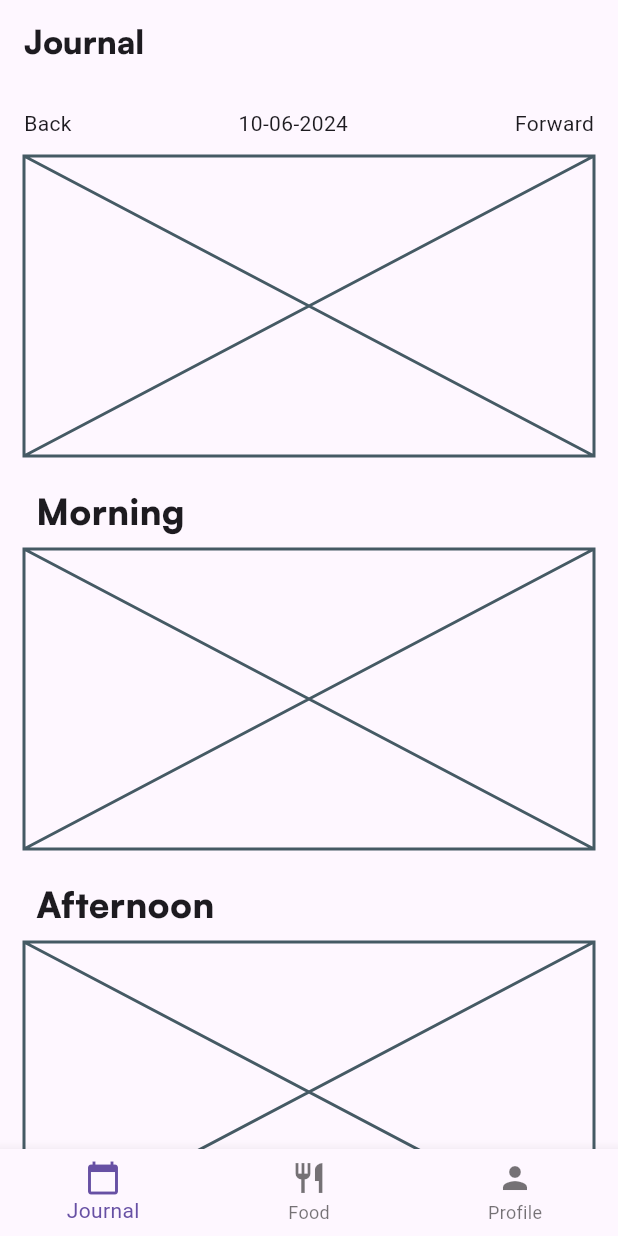
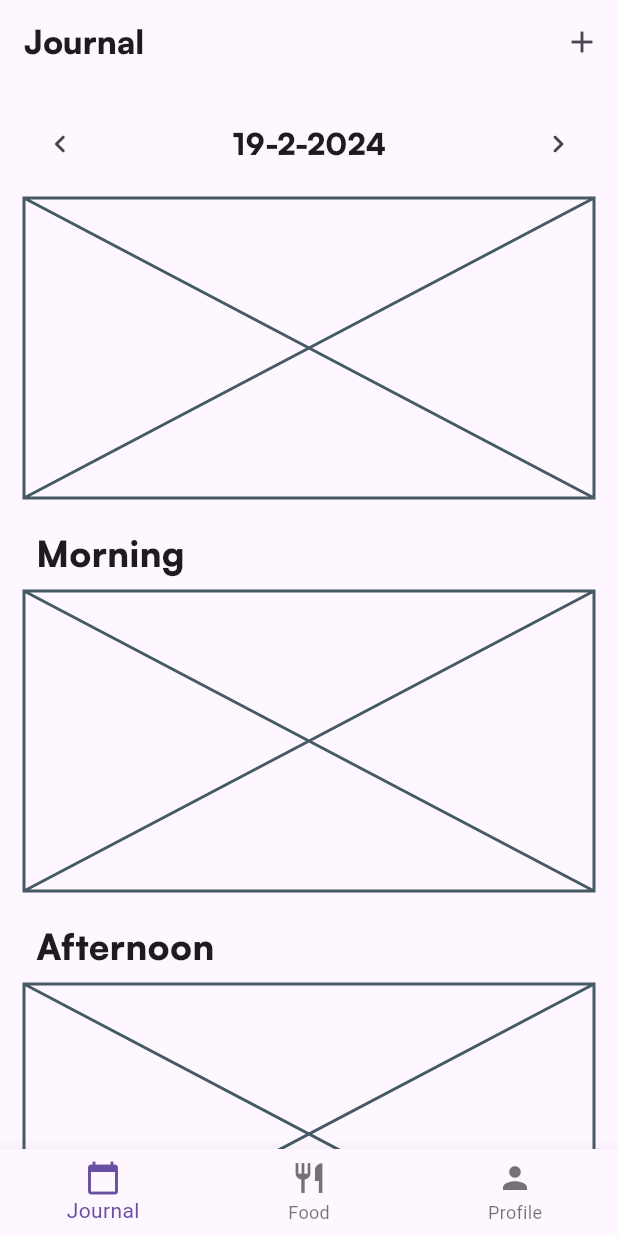
Before and after one commit to JAYSH89/Journal-Flutter, a Flutter app: the screen it shows after launch, on a phone screen of 412 x 824 dp. Run offline on Flutter 3.47's test engine with Material 3 defaults, Android fonts, the phone set to English and light mode, and no system bars; our stand-ins replace equatable, flutter_bloc, fpdart, freezed_annotation, get_it, go_router and 3 more; accounts and stored records are empty; generated files the repository leaves out were written again.

Commit message:
add journal entry navigation

```diff
--- a/lib/app/widgets/buttons/journal_icon_button.dart
+++ b/lib/app/widgets/buttons/journal_icon_button.dart
@@ -2,17 +2,17 @@ import 'dart:io' show Platform;
 import 'package:flutter/cupertino.dart';
 import 'package:flutter/material.dart';
 
-enum IconButtonType { close, add }
+enum IconButtonType { close, add, previous, forward }
 
 class JournalIconButton extends StatelessWidget {
   const JournalIconButton({
     super.key,
     required this.buttonType,
-    required this.onPressed,
+    this.onPressed,
   });
 
   final IconButtonType buttonType;
-  final Function() onPressed;
+  final VoidCallback? onPressed;
 
   @override
   Widget build(BuildContext context) {
@@ -24,6 +24,10 @@ class JournalIconButton extends StatelessWidget {
     switch (buttonType) {
       case IconButtonType.add:
         return _JournalCupertinoAddButton(onPressed: onPressed);
+      case IconButtonType.forward:
+        return _JournalCupertinoForwardButton(onPressed: onPressed);
+      case IconButtonType.previous:
+        return _JournalCupertinoPreviousButton(onPressed: onPressed);
       default:
         return _JournalCupertinoCloseButton(onPressed: onPressed);
     }
@@ -33,6 +37,10 @@ class JournalIconButton extends StatelessWidget {
     switch (buttonType) {
       case IconButtonType.add:
         return _JournalMaterialAddButton(onPressed: onPressed);
+      case IconButtonType.forward:
+        return _JournalMaterialForwardButton(onPressed: onPressed);
+      case IconButtonType.previous:
+        return _JournalMaterialPreviousButton(onPressed: onPressed);
       default:
         return _JournalMaterialCloseButton(onPressed: onPressed);
     }
@@ -75,16 +83,17 @@ class _JournalMaterialAddButton extends IconButton {
 
 // Next button [->]
 
-class _JournalCupertinoNextButton extends CupertinoButton {
-  const _JournalCupertinoNextButton({required super.onPressed})
-      : super(
+class _JournalCupertinoForwardButton extends CupertinoButton {
+  const _JournalCupertinoForwardButton({
+    required super.onPressed,
+  }) : super(
           padding: EdgeInsets.zero,
           child: const Icon(CupertinoIcons.chevron_forward),
         );
 }
 
-class _JournalMaterialNextButton extends IconButton {
-  const _JournalMaterialNextButton({
+class _JournalMaterialForwardButton extends IconButton {
+  const _JournalMaterialForwardButton({
     required super.onPressed,
   }) : super(icon: const Icon(Icons.navigate_next_rounded));
 }
@@ -92,8 +101,9 @@ class _JournalMaterialNextButton extends IconButton {
 // Previous button [<-]
 
 class _JournalCupertinoPreviousButton extends CupertinoButton {
-  const _JournalCupertinoPreviousButton({required super.onPressed})
-      : super(
+  const _JournalCupertinoPreviousButton({
+    required super.onPressed,
+  }) : super(
           padding: EdgeInsets.zero,
           child: const Icon(CupertinoIcons.chevron_back),
         );
--- a/lib/core/navigation/go_router.dart
+++ b/lib/core/navigation/go_router.dart
@@ -6,6 +6,7 @@ import 'package:journal/core/navigation/journal_scaffold_with_nav_bar.dart';
 import 'package:journal/developer/developer_page.dart';
 import 'package:journal/food/presentation/create_food_page.dart';
 import 'package:journal/food/presentation/food_page.dart';
+import 'package:journal/journal/presentation/create_journal_entry_page.dart';
 import 'package:journal/journal/presentation/journal_page.dart';
 import 'package:journal/profile/presentation/profile_page.dart';
 
@@ -43,6 +44,14 @@ final GoRouter router = GoRouter(
             GoRoute(
               path: JournalRoute().path,
               builder: (_, state) => JournalPage(key: state.pageKey),
+              routes: [
+                GoRoute(
+                  path: CreateJournalRoute().path,
+                  pageBuilder: (_, __) => _fullScreenDialog(
+                    child: const CreateJournalEntryPage(),
+                  ),
+                ),
+              ],
             ),
           ],
         ),
@@ -55,19 +64,9 @@ final GoRouter router = GoRouter(
               routes: [
                 GoRoute(
                   path: CreateFoodRoute().path,
-                  pageBuilder: (context, state) {
-                    if (Platform.isIOS) {
-                      return const CupertinoPage(
-                        fullscreenDialog: true,
-                        child: CreateFoodPage(),
-                      );
-                    }
-
-                    return const MaterialPage(
-                      fullscreenDialog: true,
-                      child: CreateFoodPage(),
-                    );
-                  },
+                  pageBuilder: (_, __) => _fullScreenDialog(
+                    child: const CreateFoodPage(),
+                  ),
                 ),
               ],
             ),
@@ -92,6 +91,14 @@ final GoRouter router = GoRouter(
     ),
   ],
 );
+
+Page _fullScreenDialog({required Widget child}) {
+  if (Platform.isIOS) {
+    return CupertinoPage(fullscreenDialog: true, child: child);
+  }
+
+  return MaterialPage(fullscreenDialog: true, child: child);
+}
 
 sealed class Routes {
   late String path;
@@ -119,6 +126,15 @@ class HomeRoute extends Routes {
 class JournalRoute extends Routes {
   JournalRoute({
     super.path = '/journal',
+    super.title = 'Journal',
+    super.materialIcon = Icons.calendar_today,
+    super.cupertinoIcon = CupertinoIcons.calendar,
+  });
+}
+
+class CreateJournalRoute extends Routes {
+  CreateJournalRoute({
+    super.path = 'create_journal',
     super.title = 'Journal',
     super.materialIcon = Icons.calendar_today,
     super.cupertinoIcon = CupertinoIcons.calendar,
--- a/lib/journal/presentation/journal_page.dart
+++ b/lib/journal/presentation/journal_page.dart
@@ -2,6 +2,8 @@ import 'dart:io' show Platform;
 import 'package:flutter/cupertino.dart';
 import 'package:flutter/material.dart';
 import 'package:flutter_bloc/flutter_bloc.dart';
+import 'package:go_router/go_router.dart';
+import 'package:journal/app/widgets/buttons/journal_icon_button.dart';
 import 'package:journal/app/widgets/journal_app_bar.dart';
 import 'package:journal/core/di/injection_container.dart';
 import 'package:journal/core/theme/typography.dart';
@@ -13,12 +15,12 @@ class JournalPage extends StatelessWidget {
   @override
   Widget build(BuildContext context) => BlocProvider(
         create: (context) => getIt<JournalCubit>(),
-        child: const JournalView(),
+        child: const _JournalView(),
       );
 }
 
-class JournalView extends StatelessWidget {
-  const JournalView({super.key});
+class _JournalView extends StatelessWidget {
+  const _JournalView({super.key});
 
   final String _title = "Journal";
 
@@ -30,6 +32,10 @@ class JournalView extends StatelessWidget {
         child: CupertinoPageScaffold(
           child: JournalCupertinoSliverAppBar(
             titleLabel: _title,
+            trailing: JournalIconButton(
+              buttonType: IconButtonType.add,
+              onPressed: () => _onPressAdd(context),
+            ),
             child: _JournalViewContent(),
           ),
         ),
@@ -37,9 +43,21 @@ class JournalView extends StatelessWidget {
     }
 
     return Scaffold(
-      appBar: JournalMaterialAppBar(titleLabel: _title),
+      appBar: JournalMaterialAppBar(
+        titleLabel: _title,
+        actions: [
+          JournalIconButton(
+            buttonType: IconButtonType.add,
+            onPressed: () => _onPressAdd(context),
+          ),
+        ],
+      ),
       body: Center(child: _JournalViewContent()),
     );
+  }
+
+  _onPressAdd(BuildContext context) {
+    context.go("/journal/create_journal");
   }
 }
 
@@ -49,7 +67,7 @@ class _JournalViewContent extends StatelessWidget {
         padding: const EdgeInsets.all(16),
         child: Column(
           children: [
-            _dateSelector(),
+            _dateSelector(context),
             const SizedBox(height: 12),
             _overview(),
             const SizedBox(height: 12),
@@ -58,13 +76,34 @@ class _JournalViewContent extends StatelessWidget {
         ),
       );
 
-  Widget _dateSelector() => const Row(
+  Widget _dateSelector(BuildContext context) => Row(
         children: [
-          Text("Back"),
-          Spacer(),
-          Text("10-06-2024"),
-          Spacer(),
-          Text("Forward"),
+          JournalIconButton(
+            buttonType: IconButtonType.previous,
+            onPressed: () => BlocProvider.of<JournalCubit>(context)
+                .changeDate(JournalSelectorDirection.previous),
+          ),
+          const Spacer(),
+          BlocSelector<JournalCubit, JournalState, DateTime?>(
+            selector: (state) => state.selectedDateTime,
+            builder: (context, selectedDate) {
+              final date = selectedDate ?? DateTime.now();
+              final day = "${date.day}";
+              final month = "${date.month}";
+              final year = "${date.year}";
+
+              return Text(
+                "$day-$month-$year",
+                style: satoshiBlack.copyWith(fontSize: 20),
+              );
+            },
+          ),
+          const Spacer(),
+          JournalIconButton(
+            buttonType: IconButtonType.forward,
+            onPressed: () => BlocProvider.of<JournalCubit>(context)
+                .changeDate(JournalSelectorDirection.forward),
+          ),
         ],
       );
 
--- a/lib/main.dart
+++ b/lib/main.dart
@@ -1,12 +1,24 @@
-import 'dart:io' show Platform;
+import 'dart:io' show Directory, Platform;
 import 'package:flutter/cupertino.dart';
+import 'package:isar/isar.dart';
 import 'package:journal/core/di/injection_container.dart';
 import 'package:flutter/material.dart';
 import 'package:journal/core/navigation/go_router.dart';
+import 'package:journal/food/data/local/food_entity.dart';
+import 'package:journal/journal/data/local/journal_entry_entity.dart';
+import 'package:path_provider/path_provider.dart';
 
-void main() {
+void main() async {
   WidgetsFlutterBinding.ensureInitialized();
   setupInjection();
+
+  Directory dir = await getApplicationDocumentsDirectory();
+  final isar = await Isar.open(
+    [FoodEntitySchema, JournalEntryEntitySchema],
+    directory: dir.path,
+  );
+  getIt.registerSingleton<Isar>(isar);
+
   runApp(const JournalApp());
 }
 
@@ -14,9 +26,7 @@ class JournalApp extends StatelessWidget {
   const JournalApp({super.key});
 
   @override
-  Widget build(BuildContext context) {
-    return _startApp();
-  }
+  Widget build(BuildContext context) => _startApp();
 
   Widget _startApp() {
     if (Platform.isIOS) return CupertinoApp.router(routerConfig: router);
```
Also changed, not shown: lib/core/di/injection_container.dart (+2 -21 lines), lib/journal/presentation/create_journal_entry_page.dart (added, +48 -0 lines), lib/journal/presentation/cubit/create_journal_entry_cubit.dart (added, +47 -0 lines), lib/journal/presentation/cubit/journal_cubit.dart (+20 -0 lines), lib/core/di/injection_container.config.dart, 2 other files.
